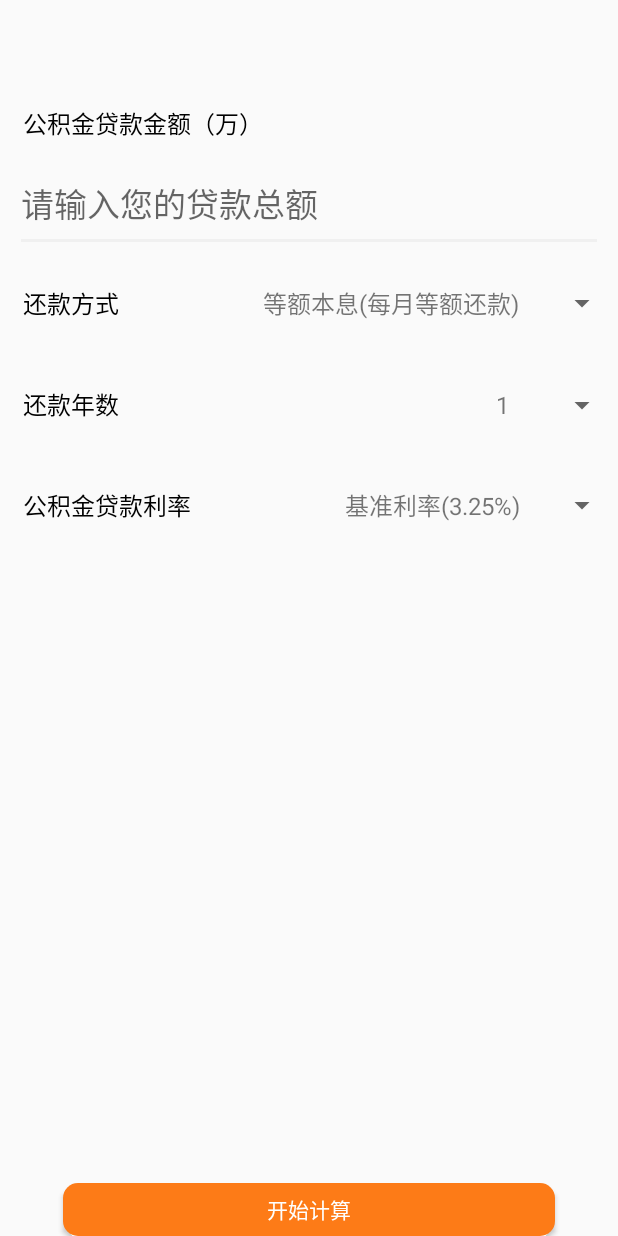
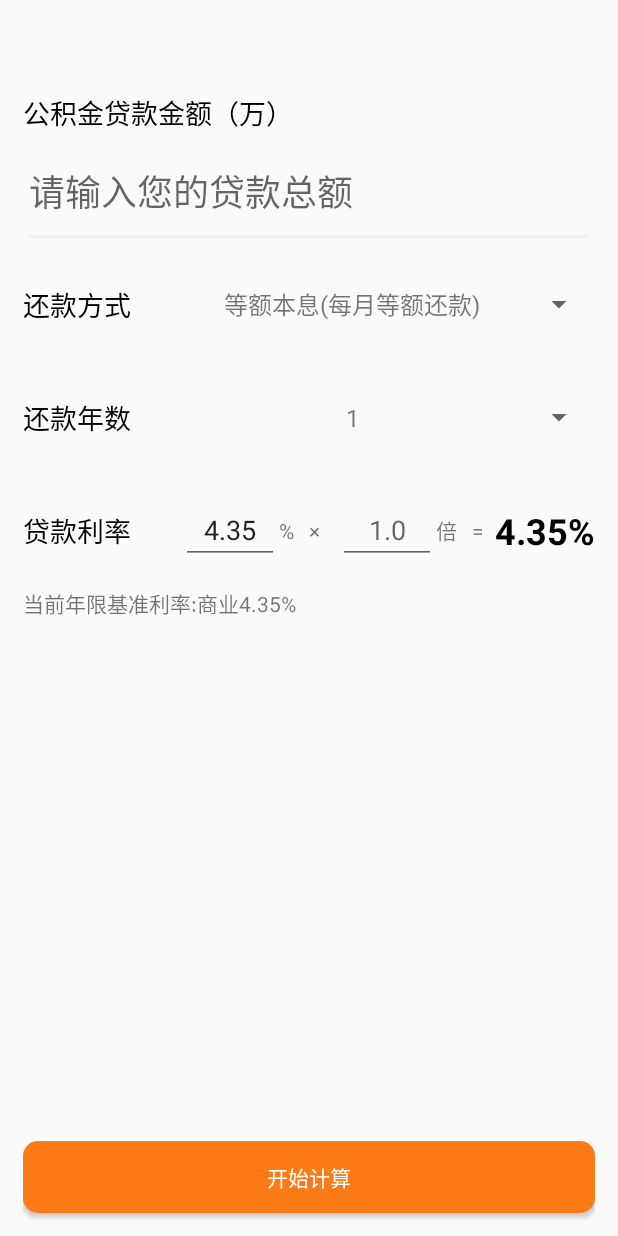
Before and after one commit to LsKiKi/SuperCalculator, an Android app: the fragment fund shown on its own in the app's theme, on a phone screen of 412 x 824 dp. Run offline under Robolectric (Android 15) with nearby library versions, the phone set to English and light mode, and no system bars.

Commit message:
结果界面

```diff
--- a/app/src/main/java/com/whut/wlqk/superCalculator/fund.java
+++ b/app/src/main/java/com/whut/wlqk/superCalculator/fund.java
@@ -1,7 +1,11 @@
 package com.whut.wlqk.superCalculator;
 
+import android.content.Context;
+import android.content.Intent;
 import android.os.Bundle;
 import android.support.v4.app.Fragment;
+import android.text.Editable;
+import android.text.TextWatcher;
 import android.view.LayoutInflater;
 import android.view.View;
 import android.view.ViewGroup;
@@ -11,59 +15,102 @@ import android.widget.Button;
 import android.widget.EditText;
 import android.widget.Spinner;
 import android.widget.TextView;
-import android.widget.Toast;
 
-import com.whut.wlqk.superCalculator.utils.SpinnerData;
 import com.whut.wlqk.superCalculator.utils.loan.AverageCaptial;
 import com.whut.wlqk.superCalculator.utils.loan.AverageCaptialPlusInterest;
 import com.whut.wlqk.superCalculator.utils.loan.Loan;
 
-import java.util.ArrayList;
-import java.util.List;
+import java.io.Serializable;
+import java.text.DecimalFormat;
 
 
 public class fund extends Fragment implements View.OnClickListener {
+
+
+    Spinner back_way,year_num;
+    EditText total_loan, base_rate, times;
+    TextView real_rate, tips;
+    int id1, id3, total_years;
+    Button admit;
+    double default_rate, default_times = 1.0;
+    double rate_, times_ = default_times;
+
     public fund() {
         // Required empty public constructor
     }
 
-    private Spinner sp1;
-    private Spinner sp2;
-    private Spinner sp3;
-    EditText editText;
-    int id1, id3, years;
-    Button admit;
 
     @Override
     public View onCreateView(LayoutInflater inflater, ViewGroup container, Bundle savedInstanceState) {
         // Inflate the layout for this fragment
         View view = inflater.inflate(R.layout.fund, container, false);
-        init_all(view);
+        init(view);
         return view;
     }
 
-    private void init_all(View view) {
-        editText = view.findViewById(R.id.money);
+    private void init(View view) {
+
+        total_loan = view.findViewById(R.id.money);
         admit = view.findViewById(R.id.admit);
+        base_rate = view.findViewById(R.id.fund_base_rate);
+        times = view.findViewById(R.id.fund_rate_times);
+        real_rate = view.findViewById(R.id.fund_real_rate);
+        tips = view.findViewById(R.id.fund_tips);
+        back_way = view.findViewById(R.id.fund_back_way);
+        year_num = view.findViewById(R.id.fund_year_num);
 
+
+
+        /*
+         *在xml资料中加载数据
+         */
         final String[] back_way_mItems = getResources().getStringArray(R.array.back_ways);
         final String[] year_num_mItems = getResources().getStringArray(R.array.year);
-        final String[] interest_rate_mItems = getResources().getStringArray(R.array.interest_rate);
 
-        sp1 = view.findViewById(R.id.sp1);
-        sp2 = view.findViewById(R.id.sp2);
-        sp3 = view.findViewById(R.id.sp3);
-        ArrayAdapter<String> Adapter1 = new ArrayAdapter<String>(view.getContext(), R.layout.item_spinner_select, back_way_mItems);
-        ArrayAdapter<String> Adapter2 = new ArrayAdapter<String>(view.getContext(), R.layout.item_spinner_select, year_num_mItems);
-        ArrayAdapter<String> Adapter3 = new ArrayAdapter<String>(view.getContext(), R.layout.item_spinner_select, interest_rate_mItems);
+        /*
+         * 声明ArrayAdapter、填充数据、并绑定到组件中
+         * 使用自定义 Spinner 样式
+         */
+        ArrayAdapter<String> back_way_adapter = new ArrayAdapter<String>(view.getContext(), R.layout.item_spinner_select, back_way_mItems);
+        ArrayAdapter<String> year_num_adapter = new ArrayAdapter<String>(view.getContext(), R.layout.item_spinner_select, year_num_mItems);
 
-        Adapter1.setDropDownViewResource(R.layout.item_dialog_spinner_select);
-        Adapter2.setDropDownViewResource(R.layout.item_dialog_spinner_select);
-        Adapter3.setDropDownViewResource(R.layout.item_dialog_spinner_select);
-        sp1.setAdapter(Adapter1);
-        sp2.setAdapter(Adapter2);
-        sp3.setAdapter(Adapter3);
-        sp1.setOnItemSelectedListener(new AdapterView.OnItemSelectedListener() {
+        back_way_adapter.setDropDownViewResource(R.layout.item_dialog_spinner_select);
+        back_way.setAdapter(back_way_adapter);
+        year_num_adapter.setDropDownViewResource(R.layout.item_dialog_spinner_select);
+        year_num.setAdapter(year_num_adapter);
+
+        /*
+         * 贷款数额 EditText 修改事件
+         */
+        total_loan.addTextChangedListener(new TextWatcher() {
+            @Override
+            public void beforeTextChanged(CharSequence s, int start, int count, int after) {
+
+            }
+
+            @Override
+            public void onTextChanged(CharSequence s, int start, int before, int count) {
+
+            }
+
+            @Override
+            public void afterTextChanged(Editable s) {
+                String str = s.toString();
+                /*
+                 * 根据是否已输入，修改字号
+                 */
+                if (!str.isEmpty()) {
+                    total_loan.setTextSize(30);
+                    total_loan.getPaint().setFakeBoldText(true);
+                } else {
+                    total_loan.setTextSize(24);
+                    total_loan.getPaint().setFakeBoldText(false);
+                }
+
+            }
+        });
+
+        back_way.setOnItemSelectedListener(new AdapterView.OnItemSelectedListener() {
             public void onItemSelected(AdapterView<?> parent, View view, int position, long id) {
                 /*
                  * ids是刚刚新建的list里面的ID
@@ -78,34 +125,122 @@ public class fund extends Fragment implements View.OnClickListener {
                 id1 = 1;
             }
         });
-        sp2.setOnItemSelectedListener(new AdapterView.OnItemSelectedListener() {
+
+        /*
+         * 年份 Spinner 选中事件
+         */
+        year_num.setOnItemSelectedListener(new AdapterView.OnItemSelectedListener() {
             public void onItemSelected(AdapterView<?> parent, View view, int position, long id) {
                 /*
-                 * ids是刚刚新建的list里面的ID
+                 * 根据选择的年份判断基本利率
                  */
-                years = Integer.parseInt(sp2.getSelectedItem().toString());
-                System.out.println(years);
+                int pre_year = Integer.parseInt(year_num_mItems[position]);
+                default_rate = 4.35;
+                if (pre_year > 5) {
+                    default_rate = 4.9;
+                } else if (pre_year > 1) {
+                    default_rate = 4.75;
+                }
+                rate_ = default_rate;
+                /*
+                 * 修改提示语句、基准利率、准确利率
+                 */
+                tips.setText(String.format(view.getResources().getString(R.string.business_tip), default_rate));
+                base_rate.setText(String.valueOf(default_rate));
+                base_rate.setHint(String.valueOf(default_rate));
+                real_rate.setText(new DecimalFormat("#.####%").format(default_rate * times_ / 100));
+                total_years = Integer.parseInt(year_num.getSelectedItem().toString());
+                System.out.println(total_years);
             }
 
             @Override
             public void onNothingSelected(AdapterView<?> arg0) {
                 // TODO Auto-generated method stub
-                years = 1;
+                total_years = 1;
             }
         });
-        sp3.setOnItemSelectedListener(new AdapterView.OnItemSelectedListener() {
-            public void onItemSelected(AdapterView<?> parent, View view, int position, long id) {
-                /*
-                 * id是刚刚新建的list里面的ID
-                 */
-                id3 = position + 1;
-                System.out.println(id3);
+
+        /*
+         * 利率 EditText 修改事件
+         */
+        base_rate.addTextChangedListener(new TextWatcher() {
+            @Override
+            public void beforeTextChanged(CharSequence s, int start, int count, int after) {
+
             }
 
             @Override
-            public void onNothingSelected(AdapterView<?> arg0) {
-                // TODO Auto-generated method stub
-                id3 = 1;
+            public void onTextChanged(CharSequence s, int start, int before, int count) {
+
+            }
+
+            @Override
+            public void afterTextChanged(Editable s) {
+                String str = s.toString();
+                /*
+                 * 若为空，使用默认利率
+                 */
+                if (str.isEmpty()) {
+                    real_rate.setText(new DecimalFormat("#.####%").format(default_rate * times_ / 100));
+                    rate_ = default_rate;
+                }
+                /*
+                 * 若非空，使用输入的利率
+                 */
+                else {
+                    /*
+                     * 最多两位小数，若多于两位小数则无视本次输入
+                     */
+                    if (str.indexOf('.') != -1 && str.indexOf('.') < str.length() - 3) {
+                        int index = base_rate.getSelectionStart();
+                        s.delete(index - 1, index);
+                        str = s.toString();
+                    }
+                    rate_ = Double.parseDouble(str);
+                    real_rate.setText(new DecimalFormat("#.####%").format(rate_ * times_ / 100));
+                }
+            }
+        });
+
+        /*
+         * 倍数 EditText 修改事件
+         */
+        times.addTextChangedListener(new TextWatcher() {
+            @Override
+            public void beforeTextChanged(CharSequence s, int start, int count, int after) {
+
+            }
+
+            @Override
+            public void onTextChanged(CharSequence s, int start, int before, int count) {
+
+            }
+
+            @Override
+            public void afterTextChanged(Editable s) {
+                String str = s.toString();
+                /*
+                 * 若为空，使用默认倍数
+                 */
+                if (str.isEmpty()) {
+                    real_rate.setText(new DecimalFormat("#.####%").format(rate_ * default_times / 100));
+                    times_ = default_times;
+                }
+                /*
+                 * 若非空，使用输入的倍数
+                 */
+                else {
+                    /*
+                     * 最多两位小数，若多于两位小数则无视本次输入
+                     */
+                    if (str.indexOf('.') != -1 && str.indexOf('.') < str.length() - 3) {
+                        int index = times.getSelectionStart();
+                        s.delete(index - 1, index);
+                        str = s.toString();
+                    }
+                    times_ = Double.parseDouble(str);
+                    real_rate.setText(new DecimalFormat("#.####%").format(rate_ * times_ / 100));
+                }
             }
         });
         admit.setOnClickListener(this);
@@ -113,30 +248,27 @@ public class fund extends Fragment implements View.OnClickListener {
 
     @Override
     public void onClick(View view) {
-        Double money = Double.parseDouble(editText.getText().toString());
+        double money = Double.parseDouble(total_loan.getText().toString());
+        double rate = Double.parseDouble(real_rate.getText().toString().split("%")[0]) / 100;
         System.out.println(money);
-        switch (id1) {
-            case 1:
-                Loan loan1 = new AverageCaptialPlusInterest(money, years, 0.0325);
-                System.out.println(((AverageCaptialPlusInterest) loan1).getTotalMoney());
-                break;
-            case 2:
-                Loan loan2 = new AverageCaptial(money, years, 0.0325);
-                System.out.println(((AverageCaptial) loan2).getTotalMoney());
-                break;
-        }
+//        switch (id1) {
+//            case 1:
+//                Loan loan1 = new AverageCaptialPlusInterest(money, total_years, rate);
+//                System.out.println(((AverageCaptialPlusInterest) loan1).getTotalMoney());
+//                break;
+//            case 2:
+//                Loan loan2 = new AverageCaptial(money, total_years, rate);
+//                System.out.println(((AverageCaptial) loan2).getTotalMoney());
+//                break;
+//        }
+        //Intent intent = new Intent(context,ResultActivity.class);
+        Intent intent=new Intent(getActivity(), ResultActivity.class);
+        Bundle bundle = new Bundle();
+        bundle.putInt("ways",id1);
+        bundle.putDouble("total_money",money);
+        bundle.putInt("years",total_years);
+        bundle.putDouble("rate",rate);
+        intent.putExtras(bundle);
+        startActivity(intent);
     }
-//        /*spinnerID为R.id.xxx*/
-////取得value
-//        public int getSpinnerSelid(View view,int spinnerID){
-//            Spinner sp = view.findViewById(spinnerID);
-//            return ((SpinnerData)sp.getSelectedItem()).GetID();
-//        }
-////取得text
-//        public String getSpinnerSelvalue(View view,Integer spinnerID){
-//            Spinner sp = view.findViewById(spinnerID);
-//            return ((SpinnerData)sp.getSelectedItem()).GetValue();
-//        }
-
-
 }
--- a/app/src/main/res/layout/fund.xml
+++ b/app/src/main/res/layout/fund.xml
@@ -9,7 +9,8 @@
         android:layout_width="match_parent"
         android:layout_height="match_parent"
         android:orientation="vertical"
-        android:windowSoftInputMode="stateVisible|adjustResize">
+        android:layout_marginStart="15dp"
+        android:layout_marginEnd="15dp">
 
         <LinearLayout
             android:layout_width="match_parent"
@@ -30,97 +31,139 @@
                 <TextView
                     android:id="@+id/textView4"
                     android:layout_width="match_parent"
-                    android:layout_height="44dp"
-                    android:layout_marginStart="15dp"
+                    android:layout_height="30dp"
                     android:gravity="center_vertical"
                     android:text="公积金贷款金额（万）"
                     android:textColor="@color/colorTitleUnSelected"
-                    android:textSize="16sp" />
+                    android:textSize="18sp" />
 
                 <EditText
                     android:id="@+id/money"
                     android:layout_width="match_parent"
-                    android:layout_height="64dp"
-                    android:layout_marginLeft="10dp"
-                    android:layout_marginRight="10dp"
+                    android:layout_height="75dp"
                     android:ems="10"
                     android:hint="请输入您的贷款总额"
-                    android:inputType="number|numberDecimal"
-                    android:textSize="22sp" />
+                    android:inputType="numberDecimal"
+                    android:textSize="24sp" />
 
                 <LinearLayout
                     android:layout_width="match_parent"
-                    android:layout_height="68dp"
+                    android:layout_height="wrap_content"
                     android:orientation="horizontal">
 
                     <TextView
                         android:id="@+id/textView5"
-                        android:layout_width="142dp"
-                        android:layout_height="66dp"
-                        android:layout_marginStart="15dp"
+                        android:layout_width="0dp"
+                        android:layout_height="75dp"
+                        android:layout_weight="1"
                         android:gravity="center_vertical"
                         android:text="还款方式"
                         android:textColor="@color/colorTitleUnSelected"
-                        android:textSize="16sp" />
+                        android:textSize="18sp" />
 
                     <Spinner
-                        android:id="@+id/sp1"
-                        android:layout_width="207dp"
+                        android:id="@+id/fund_back_way"
+                        android:layout_width="275dp"
                         android:layout_height="match_parent"
-                        android:layout_weight="1"
-                        android:entries="@array/back_ways" />
+                        android:gravity="center_vertical"/>
                 </LinearLayout>
 
                 <LinearLayout
                     android:layout_width="match_parent"
-                    android:layout_height="68dp"
+                    android:layout_height="wrap_content"
                     android:orientation="horizontal">
 
                     <TextView
                         android:id="@+id/textView6"
-                        android:layout_width="290dp"
-                        android:layout_height="66dp"
-                        android:layout_marginStart="15dp"
+                        android:layout_width="0dp"
+                        android:layout_height="75dp"
+                        android:layout_weight="1"
                         android:gravity="center_vertical"
                         android:text="还款年数"
                         android:textColor="@color/colorTitleUnSelected"
-                        android:textSize="16sp" />
+                        android:textSize="18sp" />
 
                     <Spinner
-                        android:id="@+id/sp2"
-                        android:layout_width="match_parent"
+                        android:id="@+id/fund_year_num"
+                        android:layout_width="275dp"
                         android:layout_height="match_parent"
-                        android:layout_weight="1"
-                        android:entries="@array/year"
-                        android:minWidth="50dp"
+                        android:layout_gravity="center_vertical|clip_vertical"
                         android:spinnerMode="dialog" />
                 </LinearLayout>
 
                 <LinearLayout
                     android:layout_width="match_parent"
-                    android:layout_height="65dp"
+                    android:layout_height="wrap_content"
                     android:orientation="horizontal">
 
                     <TextView
-                        android:id="@+id/textView7"
-                        android:layout_width="197dp"
-                        android:layout_height="66dp"
-                        android:layout_marginStart="15dp"
-                        android:layout_weight="0"
+                        android:id="@+id/textView1"
+                        android:layout_width="129dp"
+                        android:layout_height="75dp"
+                        android:layout_weight="1"
                         android:gravity="center_vertical"
-                        android:text="公积金贷款利率"
+                        android:text="贷款利率"
                         android:textColor="@color/colorTitleUnSelected"
-                        android:textSize="16sp" />
+                        android:textSize="18sp" />
 
-                    <Spinner
-                        android:id="@+id/sp3"
-                        android:layout_width="match_parent"
-                        android:layout_height="66dp"
-                        android:layout_weight="0"
-                        android:entries="@array/interest_rate" />
+                    <LinearLayout
+                        android:layout_width="300dp"
+                        android:layout_height="match_parent"
+                        android:layout_weight="1"
+                        android:gravity="center_vertical"
+                        android:orientation="horizontal">
+
+                        <EditText
+                            android:id="@+id/fund_base_rate"
+                            android:layout_width="0dp"
+                            android:layout_height="wrap_content"
+                            android:layout_weight="1"
+                            android:ems="10"
+                            android:gravity="center_horizontal"
+                            android:inputType="numberDecimal" />
+
+                        <TextView
+                            android:id="@+id/textView7"
+                            android:layout_width="0dp"
+                            android:layout_height="wrap_content"
+                            android:layout_weight="0.6"
+                            android:text="%   ×" />
+
+                        <EditText
+                            android:id="@+id/fund_rate_times"
+                            android:layout_width="0dp"
+                            android:layout_height="wrap_content"
+                            android:layout_weight="1"
+                            android:ems="10"
+                            android:gravity="center_horizontal"
+                            android:hint="1.0"
+                            android:inputType="numberDecimal" />
+
+                        <TextView
+                            android:id="@+id/textView15"
+                            android:layout_width="0dp"
+                            android:layout_height="wrap_content"
+                            android:layout_weight="0.6"
+                            android:text="倍   = " />
+
+                        <TextView
+                            android:id="@+id/fund_real_rate"
+                            android:layout_width="0dp"
+                            android:layout_height="wrap_content"
+                            android:layout_weight="1"
+                            android:textColor="@android:color/background_dark"
+                            android:textSize="24sp"
+                            android:textStyle="bold" />
+
+                    </LinearLayout>
                 </LinearLayout>
+                <TextView
+                    android:id="@+id/fund_tips"
+                    android:layout_width="match_parent"
+                    android:layout_height="wrap_content"
+                    android:text="TextView" />
+            </LinearLayout>
 
-            </LinearLayout>
         </LinearLayout>
 
         <LinearLayout
@@ -131,9 +174,9 @@
 
             <Button
                 android:id="@+id/admit"
-                android:layout_width="328dp"
-                android:layout_height="35dp"
-                android:layout_gravity="bottom|center"
+                android:layout_width="match_parent"
+                android:layout_height="wrap_content"
+                android:layout_marginBottom="15dp"
                 android:background="@drawable/radius"
                 android:text="开始计算"
                 android:textColor="@android:color/white" />
--- a/app/src/main/res/values/colors.xml
+++ b/app/src/main/res/values/colors.xml
@@ -3,6 +3,6 @@
     <color name="colorPrimary">#008577</color>
     <color name="colorPrimaryDark">#00574B</color>
     <color name="colorAccent">#f0f0f0</color>
-    <color name="colorTitleSelected">#ff5d00</color>
+    <color name="colorTitleSelected">#ff6f00</color>
     <color name="colorTitleUnSelected">#000000</color>
 </resources>
```
Also changed, not shown: app/src/main/java/com/whut/wlqk/superCalculator/BaseActivity.java (added, +14 -0 lines), app/src/main/java/com/whut/wlqk/superCalculator/ResultActivity.java (added, +68 -0 lines), app/src/main/java/com/whut/wlqk/superCalculator/utils/SpinnerData.java (deleted, +0 -31 lines), app/src/main/res/layout/tax_result.xml (added, +224 -0 lines).
